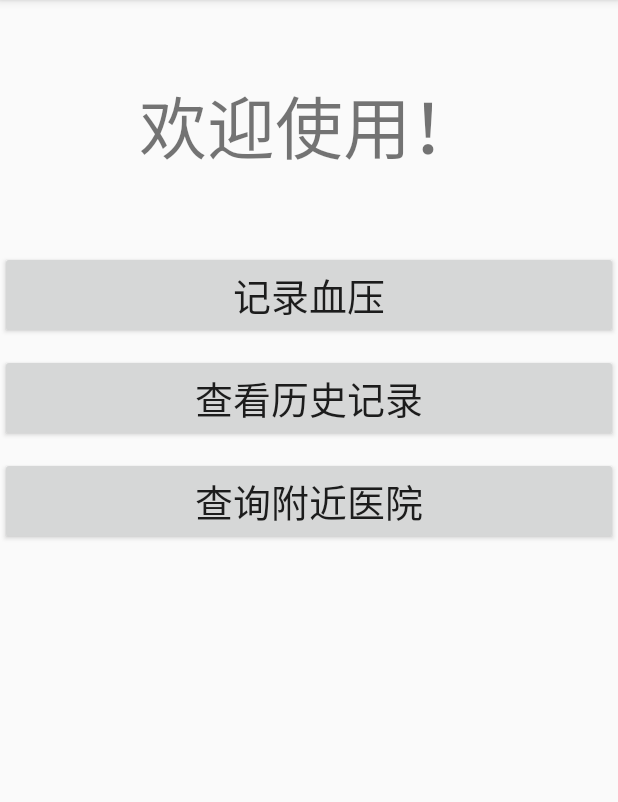
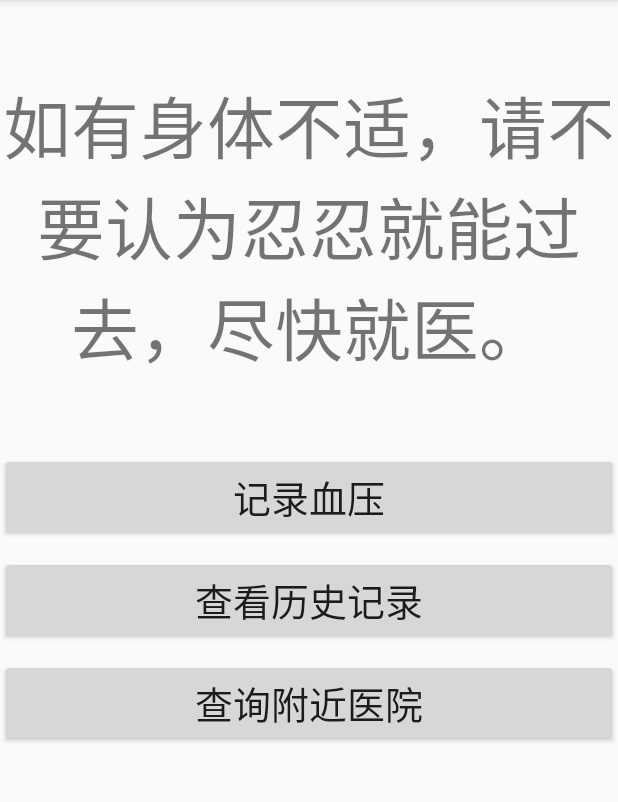
Before and after one commit to CMKA-ERSH/Blood_Pressure, an Android app: the screen it shows after launch (MainActivity), on a phone screen of 412 x 824 dp, the part 84-886 px from its top. Run offline under Robolectric (Android 15) with nearby library versions, the phone set to English and light mode, and no system bars.

Commit message:
v0.06添加记录时会给出潜在安全风险的提示了，新增主界面的温馨提示。

```diff
--- a/app/src/main/java/com/swufe/bloodpressure/MainActivity.java
+++ b/app/src/main/java/com/swufe/bloodpressure/MainActivity.java
@@ -2,17 +2,73 @@ package com.swufe.bloodpressure;
 
 import androidx.appcompat.app.AppCompatActivity;
 
+import android.app.Activity;
 import android.content.Intent;
+import android.content.SharedPreferences;
 import android.net.Uri;
 import android.os.Bundle;
+import android.preference.PreferenceManager;
+import android.util.Log;
 import android.view.View;
+import android.widget.TextView;
+
+import java.text.SimpleDateFormat;
+import java.util.Date;
 
 public class MainActivity extends AppCompatActivity {
+    private static final String TAG = "MainActivity";
+    SimpleDateFormat simpleDateFormat = new SimpleDateFormat("yyyy-MM-dd");
+    Date dateUse = new Date();
+    String date = simpleDateFormat.format(dateUse);
+    int i = 0;
+    final String today_string = simpleDateFormat.format(dateUse);
+    String hint;
+    TextView welcomeText;
+
+
+
 
     @Override
     protected void onCreate(Bundle savedInstanceState) {
         super.onCreate(savedInstanceState);
         setContentView(R.layout.activity_main);
+
+        SharedPreferences sharedPreferences = getSharedPreferences("hints", Activity.MODE_PRIVATE);
+        SharedPreferences spOpen = PreferenceManager.getDefaultSharedPreferences(this);
+        String change = sharedPreferences.getString("date", "");
+        welcomeText = findViewById(R.id.welcomeText);
+
+        if(!today_string.equals(change)){
+
+            SharedPreferences sp = getSharedPreferences("hints", Activity.MODE_PRIVATE);
+            SharedPreferences.Editor editor = sp.edit();
+            editor.putString("0", "如有身体不适，请不要认为忍忍就能过去，尽快就医。");
+            editor.putString("1","服药请谨遵医嘱。");
+            editor.putString("2", "饮食上注意少油少盐，不要吃得过饱。");
+            editor.putString("date", date);
+            editor.apply();
+
+            Log.i(TAG, "onCreate: 刷新条目");
+            String get = Integer.toString(i);
+            Log.i(TAG, "onCreate: get = " + get);
+            hint = sharedPreferences.getString(get, "");
+            welcomeText.setText(hint);
+            i = (i + 1) % 3;
+        }else{
+            Log.i(TAG, "onCreate: 不刷新条目");
+            String get = Integer.toString(i);
+            hint = sharedPreferences.getString(get, "");
+            welcomeText.setText(hint);
+        }
+
+        SharedPreferences sp = getSharedPreferences("hints", Activity.MODE_PRIVATE);
+        SharedPreferences.Editor editor = sp.edit();
+        editor.putString("0", "如有身体不适，请不要认为忍忍就能过去，尽快就医。");
+        editor.putString("1","服药请谨遵医嘱。");
+        editor.putString("2", "饮食上注意少油少盐，不要吃得过饱。");
+        editor.putString("date", date);
+        editor.apply();
+
     }
 
     public void openRecord(View btn){
```
Also changed, not shown: app/src/main/java/com/swufe/bloodpressure/recordBP.java (+53 -4 lines).
